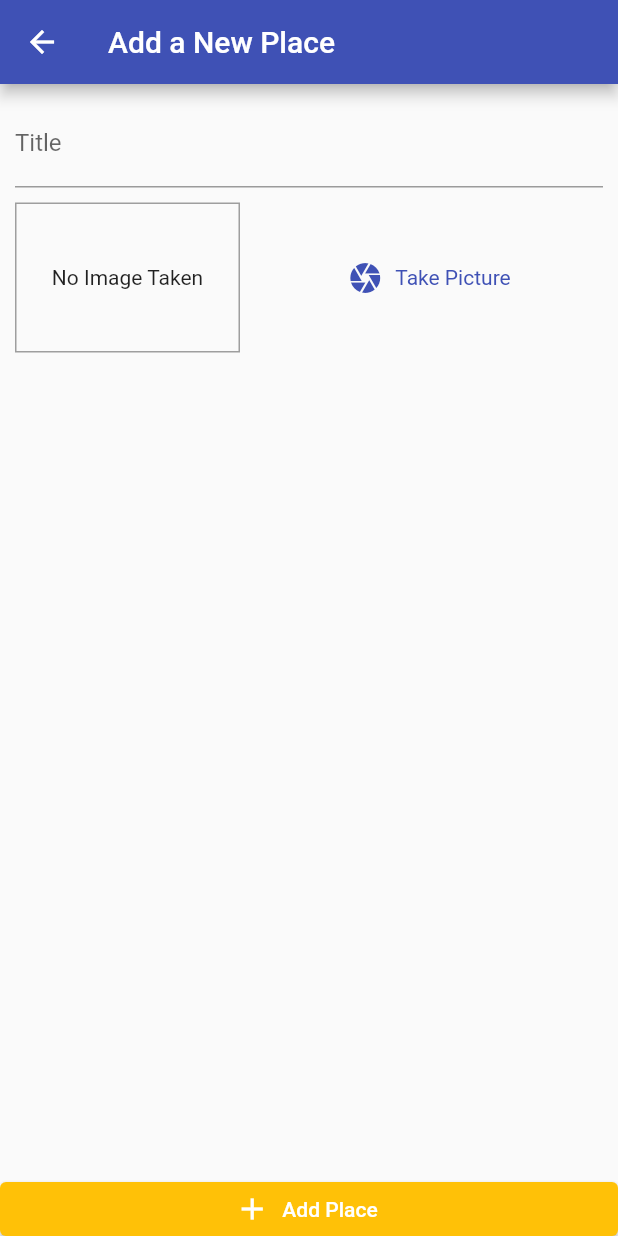
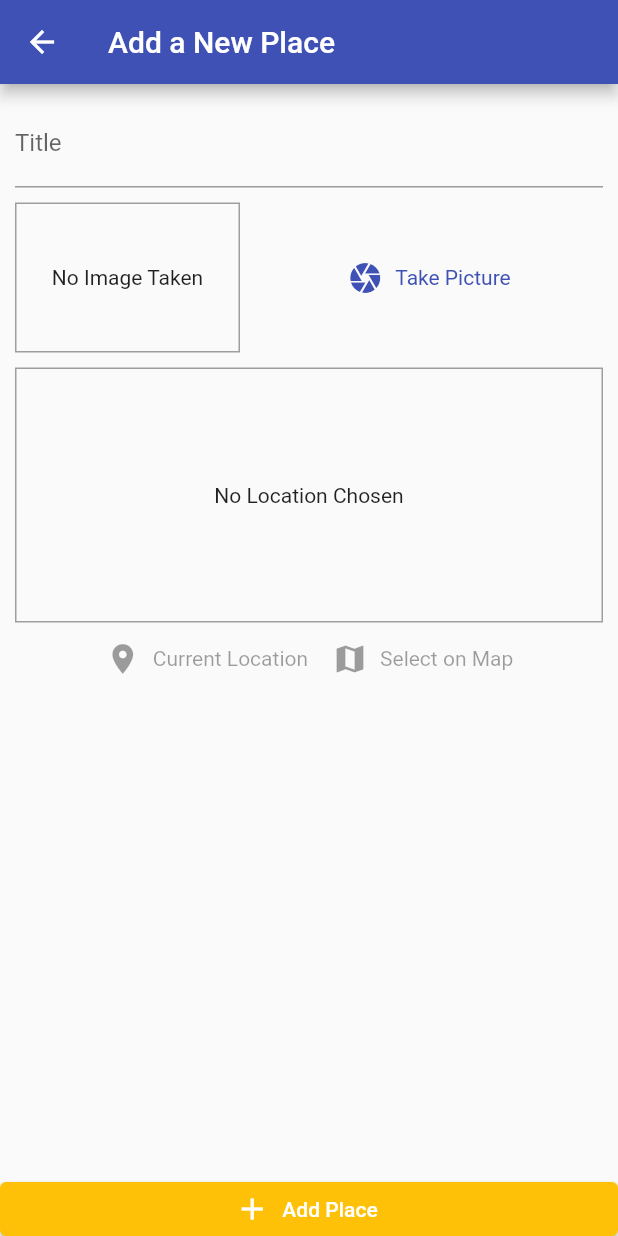
Before and after one commit to Sahajpal/GreatPlaces, a Flutter app: the screen it shows after launch, after a tap on the "add" icon, on a phone screen of 412 x 824 dp. Run offline on Flutter 3.47's test engine with Material 2 defaults, Android fonts, the phone set to English and light mode, and no system bars; our stand-ins replace image_picker, sqflite; accounts and stored records are empty.

Commit message:
Storing data in SQLite

```diff
--- /dev/null
+++ b/lib/helpers/db_helper.dart
@@ -0,0 +1,27 @@
+import 'package:sqflite/sqflite.dart' as sql;
+import 'package:path/path.dart' as path;
+
+class DBHelper {
+  static Future<sql.Database> database() async {
+    final dbPath = await sql.getDatabasesPath();
+    return sql.openDatabase(path.join(dbPath, 'places.db'),
+        onCreate: (db, version) {
+      return db.execute(
+          'CREATE TABLE user_places(id TEXT PRIMARY KEY, title TEXT, image TEXT)');
+    }, version: 1);
+  }
+
+  static Future<void> insert(String table, Map<String, Object> data) async {
+    final db = await DBHelper.database();
+    db.insert(
+      table,
+      data,
+      conflictAlgorithm: sql.ConflictAlgorithm.replace,
+    );
+  }
+
+  static Future<List<Map<String, dynamic>>> getData(String table) async{
+    final db = await DBHelper.database();
+    return db.query(table);
+  }
+}
--- a/lib/providers/great_places.dart
+++ b/lib/providers/great_places.dart
@@ -2,6 +2,7 @@ import 'dart:io';
 
 import 'package:flutter/foundation.dart';
 import '../models/place.dart';
+import '../helpers/db_helper.dart';
 
 class GreatPlaces with ChangeNotifier {
   List<Place> _items = [];
@@ -18,5 +19,23 @@ class GreatPlaces with ChangeNotifier {
         image: pickedImage);
     _items.add(newPlace);
     notifyListeners();
+    DBHelper.insert('user_places', {
+      'id': newPlace.id,
+      'title': newPlace.title,
+      'image': newPlace.image.path
+    });
+  }
+
+  Future<void> fetchAndSetPlaces() async {
+    final dataList = await DBHelper.getData('user_places');
+    _items = dataList
+        .map((item) => Place(
+              id: item['id'],
+              title: item['title'],
+              image: File(item['image']),
+              location: null,
+            ))
+        .toList();
+    notifyListeners();
   }
 }
--- a/lib/screens/add_place_screen.dart
+++ b/lib/screens/add_place_screen.dart
@@ -5,6 +5,7 @@ import 'package:provider/provider.dart';
 
 import '../widgets/image_input.dart';
 import '../providers/great_places.dart';
+import '../widgets/location_input.dart';
 
 class AddPlaceScreen extends StatefulWidget {
   static const routeName = '/add-place';
@@ -53,6 +54,8 @@ class _AddPlaceScreenState extends State<AddPlaceScreen> {
                       height: 10,
                     ),
                     ImageInput(_selectImage),
+                    SizedBox(height: 10,),
+                    LocationInput(),
                   ],
                 ),
               ),
--- a/lib/screens/places_list_screen.dart
+++ b/lib/screens/places_list_screen.dart
@@ -19,7 +19,15 @@ class PlaceListScreen extends StatelessWidget {
           )
         ],
       ),
-      body: Consumer<GreatPlaces>(
+      body: FutureBuilder(
+        future: Provider.of<GreatPlaces>(context, listen: false)
+            .fetchAndSetPlaces(),
+        builder: (ctx, snapshot) => snapshot.connectionState ==
+                ConnectionState.waiting
+            ? Center(
+                child: CircularProgressIndicator(),
+              )
+            : Consumer<GreatPlaces>(
                 child: Center(
                   child: const Text('Got no places yet, start adding some!'),
                 ),
@@ -29,13 +37,15 @@ class PlaceListScreen extends StatelessWidget {
                         itemCount: greatPlaces.items.length,
                         itemBuilder: (ctx, i) => ListTile(
                           leading: CircleAvatar(
-                    backgroundImage: FileImage(greatPlaces.items[i].image),
+                            backgroundImage:
+                                FileImage(greatPlaces.items[i].image),
                           ),
                           title: Text(greatPlaces.items[i].title),
                           onTap: () {},
                         ),
                       ),
               ),
+      ),
     );
   }
 }
--- a/lib/widgets/image_input.dart
+++ b/lib/widgets/image_input.dart
@@ -23,6 +23,9 @@ class _ImageInputState extends State<ImageInput> {
       source: ImageSource.camera,
       maxWidth: 600,
     );
+    if(imageFile == null){
+      return;
+    }
     final File file = File(imageFile.path);
     setState(() {
       _storedImage = file;
--- /dev/null
+++ b/lib/widgets/location_input.dart
@@ -0,0 +1,71 @@
+import 'package:flutter/material.dart';
+
+class LocationInput extends StatefulWidget {
+  @override
+  _LocationInputState createState() => _LocationInputState();
+}
+
+class _LocationInputState extends State<LocationInput> {
+  String _previewImageUrl;
+
+  @override
+  Widget build(BuildContext context) {
+    return Column(
+      children: [
+        Container(
+          height: 170,
+          width: double.infinity,
+          alignment: Alignment.center,
+          decoration: BoxDecoration(
+            border: Border.all(width: 1, color: Colors.grey),
+          ),
+          child: _previewImageUrl == null
+              ? Text(
+                  'No Location Chosen',
+                  textAlign: TextAlign.center,
+                )
+              : Image.network(
+                  _previewImageUrl,
+                  fit: BoxFit.cover,
+                  width: double.infinity,
+                ),
+        ),
+        Row(
+          mainAxisAlignment: MainAxisAlignment.center,
+          children: [
+            TextButton.icon(
+              icon: Icon(
+                Icons.location_on,
+              ),
+              label: Text('Current Location'),
+              style: ButtonStyle(
+                textStyle: MaterialStateProperty.resolveWith<TextStyle>(
+                  (Set<MaterialState> states) {
+                    return TextStyle(
+                        color: Theme.of(context)
+                            .primaryColor); // Use the component's default.
+                  },
+                ),
+              ),
+            ),
+            TextButton.icon(
+              icon: Icon(
+                Icons.map,
+              ),
+              label: Text('Select on Map'),
+              style: ButtonStyle(
+                textStyle: MaterialStateProperty.resolveWith<TextStyle>(
+                  (Set<MaterialState> states) {
+                    return TextStyle(
+                        color: Theme.of(context)
+                            .primaryColor); // Use the component's default.
+                  },
+                ),
+              ),
+            ),
+          ],
+        ),
+      ],
+    );
+  }
+}
--- a/pubspec.yaml
+++ b/pubspec.yaml
@@ -27,6 +27,8 @@ dependencies:
   image_picker: ^0.6.7+22
   path_provider: ^2.0.1
   path: ^1.8.0
+  sqflite: ^2.0.0+1
+  location: ^2.4.0
 
 
   # The following adds the Cupertino Icons font to your application.
```
Also changed, not shown: pubspec.lock. Lines whose indentation alone changed are shown as unchanged.
